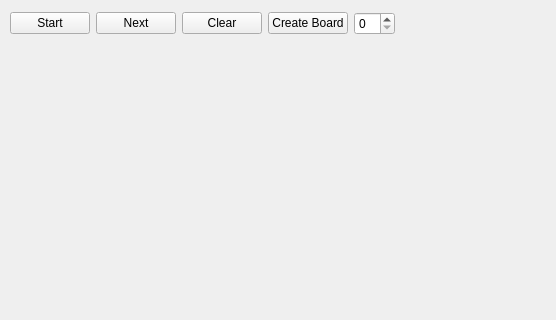
roosaaR/GameOfLife, file GameOfLife/mainwindow.ui: the form before one commit; both pictures show x 0 to 556 and y 0 to 320 of the 556 by 565 pixel window.
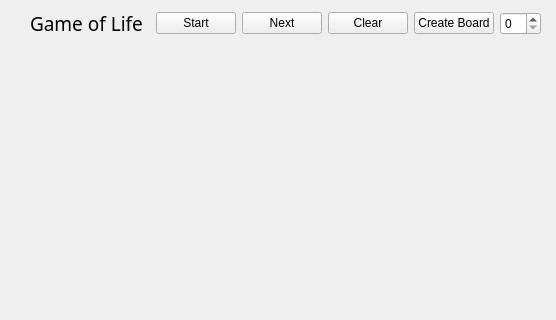
The form after the commit.

Commit message:
Start button is now working
- QTimer with 500 ms delay
- When clear button is clicked, all cells alive are turned back grey
- When Create Board button is clicked, all old cell objects are deleted and new ones are created

```diff
--- a/GameOfLife/mainwindow.ui
+++ b/GameOfLife/mainwindow.ui
@@ -41,15 +41,33 @@
    <widget class="QWidget" name="layoutWidget">
     <property name="geometry">
      <rect>
-      <x>10</x>
+      <x>30</x>
       <y>10</y>
-      <width>385</width>
+      <width>511</width>
       <height>27</height>
      </rect>
     </property>
     <layout class="QHBoxLayout" name="horizontalLayout">
+     <item>
+      <widget class="QLabel" name="label">
+       <property name="font">
+        <font>
+         <family>Gill Sans Ultra Bold Condensed</family>
+         <pointsize>14</pointsize>
+        </font>
+       </property>
+       <property name="text">
+        <string>Game of Life  </string>
+       </property>
+      </widget>
+     </item>
      <item>
       <widget class="QPushButton" name="StartButton">
+       <property name="font">
+        <font>
+         <bold>false</bold>
+        </font>
+       </property>
        <property name="text">
         <string>Start</string>
        </property>
@@ -57,6 +75,11 @@
      </item>
      <item>
       <widget class="QPushButton" name="NextButton">
+       <property name="font">
+        <font>
+         <bold>false</bold>
+        </font>
+       </property>
        <property name="text">
         <string>Next</string>
        </property>
@@ -64,6 +87,11 @@
      </item>
      <item>
       <widget class="QPushButton" name="ClearButton">
+       <property name="font">
+        <font>
+         <bold>false</bold>
+        </font>
+       </property>
        <property name="text">
         <string>Clear</string>
        </property>
@@ -71,6 +99,11 @@
      </item>
      <item>
       <widget class="QPushButton" name="createBoard">
+       <property name="font">
+        <font>
+         <bold>false</bold>
+        </font>
+       </property>
        <property name="text">
         <string>Create Board</string>
        </property>
```
Left out of the diff: 2 changed lines with no effect on the pictures. The commit also changes 4 other files.
